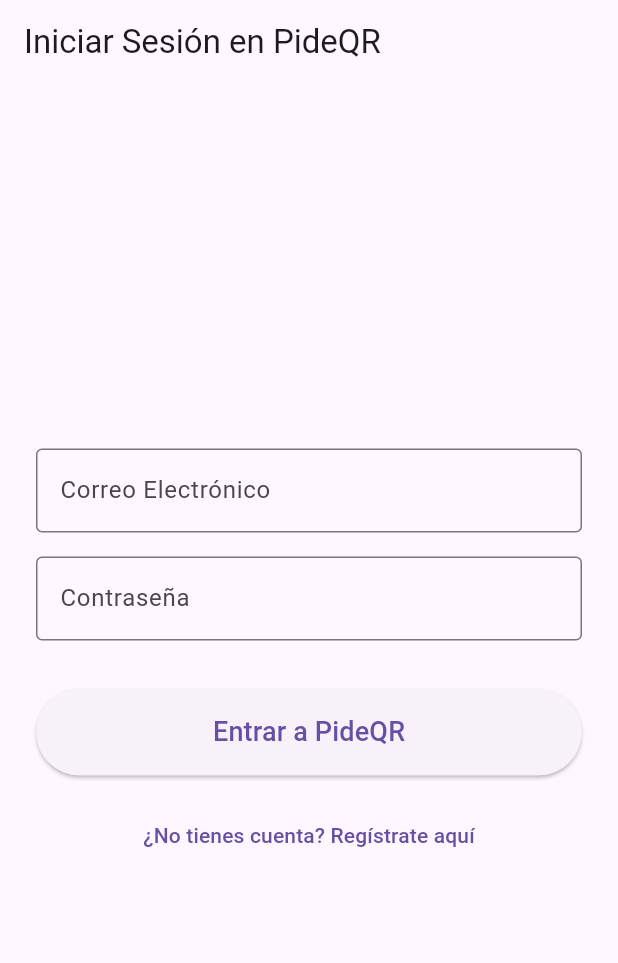
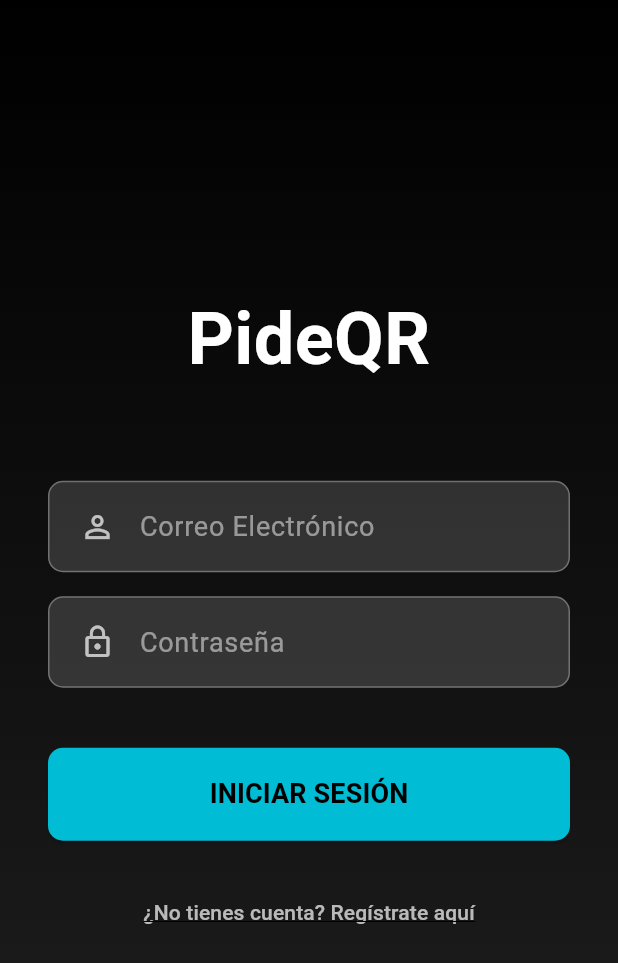
Before and after one commit to Z1Tyrant/pideqr, a Flutter app: the screen it shows after launch, on a phone screen of 412 x 824 dp. Shown: the top 963 px of the screen. Run offline on Flutter 3.47's test engine with Material 3 defaults, Android fonts, the phone set to English and light mode, and no system bars; our stand-ins replace cloud_firestore, firebase_auth, firebase_core, flutter_riverpod; missing offline and left inert: mobile_scanner; accounts and stored records are empty.

Commit message:
pre-login style

```diff
--- a/lib/features/auth/auth_checker.dart
+++ b/lib/features/auth/auth_checker.dart
@@ -83,6 +83,8 @@
     // Observar el estado completo del usuario (UserModel)
     final authState = ref.watch(userModelProvider);
 
+
+
     return authState.when(
       // Muestra un spinner mientras carga el estado de Firebase
       loading: () => const Scaffold(
@@ -102,4 +104,5 @@
       },
     );
   }
+
 }
--- a/lib/features/auth/login_screen.dart
+++ b/lib/features/auth/login_screen.dart
@@ -3,7 +3,10 @@
 import 'package:flutter/material.dart';
 import 'package:flutter_riverpod/flutter_riverpod.dart';
 import 'auth_providers.dart';
-import 'register_screen.dart'; // Necesario para navegar al registro
+import 'register_screen.dart';
+// 🚨 IMPORTACIÓN DEL WIDGET MODULAR ESTILIZADO
+import '../../shared/widgets/custom_text_input.dart';
+
 
 class LoginScreen extends ConsumerStatefulWidget {
   const LoginScreen({super.key});
@@ -13,32 +16,21 @@
 }
 
 class _LoginScreenState extends ConsumerState<LoginScreen> {
-  // Controladores para obtener el texto de los campos
   final _emailController = TextEditingController();
   final _passwordController = TextEditingController();
   bool _isLoading = false;
 
-  // Lógica para iniciar sesión
+  // Lógica de _signIn... (MANTENER LA LÓGICA DE FIREBASE AQUÍ)
   Future<void> _signIn() async {
-    setState(() {
-      _isLoading = true;
-    });
-
+    setState(() { _isLoading = true; });
     try {
-      // 1. Acceder al servicio de autenticación usando Riverpod
       final authService = ref.read(authServiceProvider);
-
-      // 2. Llamada al servicio de Firebase
       await authService.signInWithEmail(
         email: _emailController.text.trim(),
         password: _passwordController.text.trim(),
       );
-
-      // Si es exitoso, el AuthChecker detecta el cambio de estado y navega a HomeScreen
-
     } catch (e) {
-      // 3. Manejo de errores y feedback al usuario
-      if (!mounted) return; // <-- CORRECCIÓN APLICADA
+      if (!mounted) return;
       ScaffoldMessenger.of(context).showSnackBar(
         SnackBar(
           content: Text('Error al iniciar sesión: ${e.toString()}'),
@@ -46,10 +38,7 @@
         ),
       );
     } finally {
-      // 4. Detener el indicador de carga
-      setState(() {
-        _isLoading = false;
-      });
+      setState(() { _isLoading = false; });
     }
   }
 
@@ -60,68 +49,102 @@
     super.dispose();
   }
 
+  // --- REEMPLAZO DEL WIDGET BUILD ---
   @override
   Widget build(BuildContext context) {
     return Scaffold(
-      appBar: AppBar(title: const Text('Iniciar Sesión en PideQR')),
-      body: Padding(
-        padding: const EdgeInsets.all(24.0),
+      // Quitamos el AppBar para un diseño de pantalla completa
+      body: Stack(
+        children: [
+          // 1. Fondo Oscuro con Degradado
+          Container(
+            decoration: const BoxDecoration(
+              gradient: LinearGradient(
+                colors: [Color(0xFF000000), Color(0xFF212121)], // Negro a Gris Oscuro
+                begin: Alignment.topCenter,
+                end: Alignment.bottomCenter,
+              ),
+            ),
+          ),
+
+          // 2. Contenido Principal (Scrollable)
+          Center(
+            child: SingleChildScrollView(
+              padding: const EdgeInsets.all(32.0),
               child: Column(
                 mainAxisAlignment: MainAxisAlignment.center,
+                crossAxisAlignment: CrossAxisAlignment.stretch,
                 children: <Widget>[
-            // Campo de Correo
-            TextField(
+                  // Título de la Aplicación
+                  const Text(
+                    'PideQR',
+                    textAlign: TextAlign.center,
+                    style: TextStyle(
+                      color: Colors.white,
+                      fontSize: 48,
+                      fontWeight: FontWeight.bold,
+                    ),
+                  ),
+                  const SizedBox(height: 60.0),
+
+                  // 🚨 CAMPO DE CORREO (Usando CustomTextInput)
+                  CustomTextInput(
                     controller: _emailController,
+                    hintText: 'Correo Electrónico',
+                    icon: Icons.person_outline,
                     keyboardType: TextInputType.emailAddress,
-              decoration: const InputDecoration(
-                labelText: 'Correo Electrónico',
-                border: OutlineInputBorder(),
-              ),
                   ),
                   const SizedBox(height: 16.0),
 
-            // Campo de Contraseña
-            TextField(
+                  // 🚨 CAMPO DE CONTRASEÑA (Usando CustomTextInput)
+                  CustomTextInput(
                     controller: _passwordController,
+                    hintText: 'Contraseña',
+                    icon: Icons.lock_outline,
                     obscureText: true,
-              decoration: const InputDecoration(
-                labelText: 'Contraseña',
-                border: OutlineInputBorder(),
                   ),
-            ),
-            const SizedBox(height: 32.0),
+                  const SizedBox(height: 40.0),
 
-            // Botón de Login
+                  // Botón de Login Estilizado
                   SizedBox(
                     width: double.infinity,
                     child: _isLoading
-                  ? const Center(child: CircularProgressIndicator())
+                        ? const Center(child: CircularProgressIndicator(color: Colors.white))
                         : ElevatedButton(
                             onPressed: _signIn,
                             style: ElevatedButton.styleFrom(
-                        padding: const EdgeInsets.symmetric(vertical: 16),
+                              backgroundColor: Theme.of(context).colorScheme.secondary, // Color Cian de acento
+                              padding: const EdgeInsets.symmetric(vertical: 18),
+                              shape: RoundedRectangleBorder(
+                                borderRadius: BorderRadius.circular(10),
+                              ),
                             ),
                             child: const Text(
-                        'Entrar a PideQR',
-                        style: TextStyle(fontSize: 18),
+                              'INICIAR SESIÓN',
+                              style: TextStyle(fontSize: 18, fontWeight: FontWeight.bold, color: Colors.black),
                             ),
                           ),
                   ),
-            const SizedBox(height: 16.0),
+                  const SizedBox(height: 24.0),
 
-            // Navegación a Registro
+                  // Botón de Registro
                   TextButton(
                     onPressed: () {
-                // Navegar a la pantalla de registro
                       Navigator.of(context).push(
                         MaterialPageRoute(builder: (context) => const RegisterScreen()),
                       );
                     },
-              child: const Text('¿No tienes cuenta? Regístrate aquí'),
+                    child: const Text(
+                      '¿No tienes cuenta? Regístrate aquí',
+                      style: TextStyle(color: Colors.white70, decoration: TextDecoration.underline),
+                    ),
                   ),
                 ],
               ),
             ),
+          ),
+        ],
+      ),
     );
   }
 }
--- a/lib/main.dart
+++ b/lib/main.dart
@@ -1,8 +1,14 @@
+// lib/main.dart
+
 import 'package:flutter/material.dart';
 import 'package:flutter_riverpod/flutter_riverpod.dart'; // NECESARIO para usar Riverpod
 import 'package:firebase_core/firebase_core.dart'; // NECESARIO para Firebase
 import 'firebase_options.dart'; // NECESARIO: Archivo generado por flutterfire
 import 'features/auth/auth_checker.dart'; // La clase que verifica la sesión
+
+// 🚨 DEFINICIÓN DE COLORES CLAVE
+const Color pideQRPrimaryColor = Color(0xFF3F51B5); // Índigo Profundo (Seguridad)
+const Color pideQRAccentColor = Color(0xFF00BCD4); // Cian Brillante (Acción)
 
 // --- FUNCIÓN MAIN CORREGIDA ---
 Future<void> main() async {
@@ -29,7 +35,25 @@
     return MaterialApp(
       title: 'PideQR',
       theme: ThemeData(
+        // Tema base y colores principales
         primarySwatch: Colors.indigo,
+        primaryColor: pideQRPrimaryColor,
+
+        // 🚨 CONFIGURACIÓN DEL COLOR SCHEME Y ACENTO
+        colorScheme: ColorScheme.fromSwatch(
+          primarySwatch: Colors.indigo,
+          accentColor: pideQRAccentColor,
+          // Fondo oscuro (el negro que usarás en el Stack)
+          backgroundColor: Colors.black,
+        ),
+
+        // 🚨 CONFIGURACIÓN DEL TEMA DE TEXTO (para fondo oscuro)
+        textTheme: const TextTheme(
+          bodyLarge: TextStyle(color: Colors.white70),
+          bodyMedium: TextStyle(color: Colors.white70),
+          headlineLarge: TextStyle(color: Colors.white),
+        ),
+
         useMaterial3: true,
       ),
       // Punto de entrada que verifica si el usuario está logueado o no
--- /dev/null
+++ b/lib/shared/widgets/custom_text_input.dart
@@ -0,0 +1,45 @@
+// lib/shared/widgets/custom_text_input.dart
+
+import 'package:flutter/material.dart';
+
+class CustomTextInput extends StatelessWidget {
+  final TextEditingController controller;
+  final String hintText;
+  final IconData icon;
+  final bool obscureText;
+  final TextInputType keyboardType;
+
+  const CustomTextInput({
+    super.key,
+    required this.controller,
+    required this.hintText,
+    required this.icon,
+    this.obscureText = false,
+    this.keyboardType = TextInputType.text,
+  });
+
+  @override
+  Widget build(BuildContext context) {
+    return Container(
+      decoration: BoxDecoration(
+        color: Colors.white.withOpacity(0.15), // Fondo semitransparente oscuro
+        borderRadius: BorderRadius.circular(10),
+        border: Border.all(color: Colors.white.withOpacity(0.3)), // Borde sutil
+      ),
+      padding: const EdgeInsets.symmetric(horizontal: 8.0),
+      child: TextField(
+        controller: controller,
+        obscureText: obscureText,
+        keyboardType: keyboardType,
+        style: const TextStyle(color: Colors.white, fontSize: 18), // Texto de entrada blanco
+        decoration: InputDecoration(
+          border: InputBorder.none, // Elimina el borde inferior por defecto
+          hintText: hintText,
+          hintStyle: TextStyle(color: Colors.white.withOpacity(0.5)),
+          prefixIcon: Icon(icon, color: Colors.white.withOpacity(0.7)),
+          contentPadding: const EdgeInsets.symmetric(vertical: 16.0),
+        ),
+      ),
+    );
+  }
+}
```
Also changed, not shown: pubspec.lock. Lines whose indentation alone changed are shown as unchanged.
